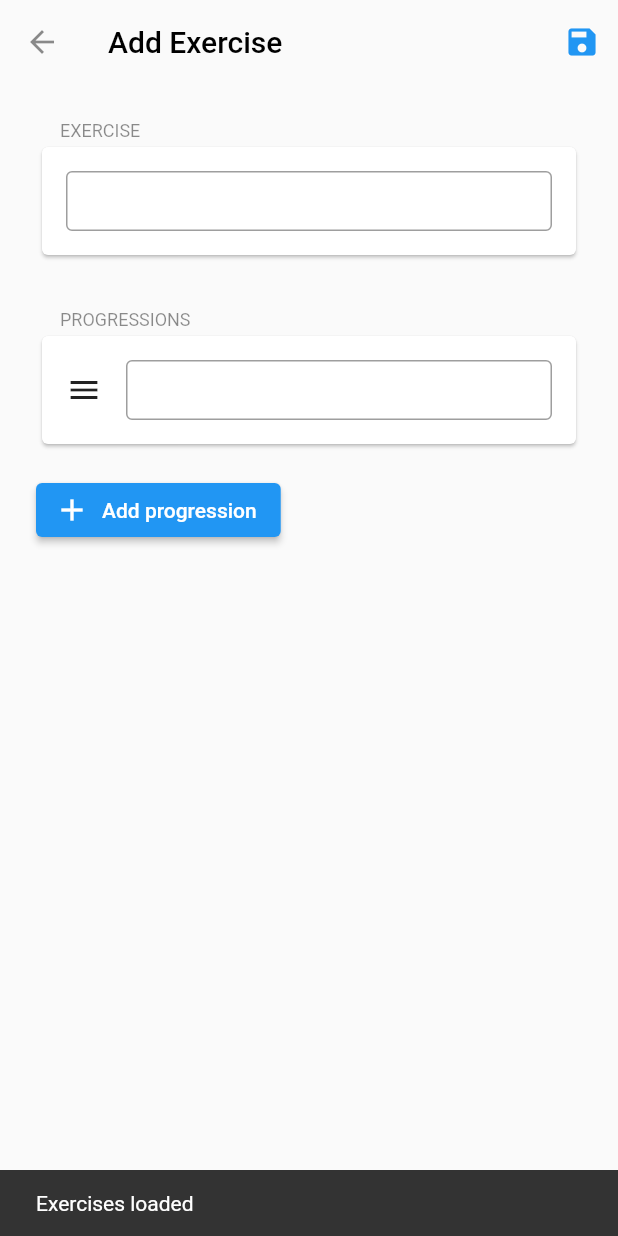
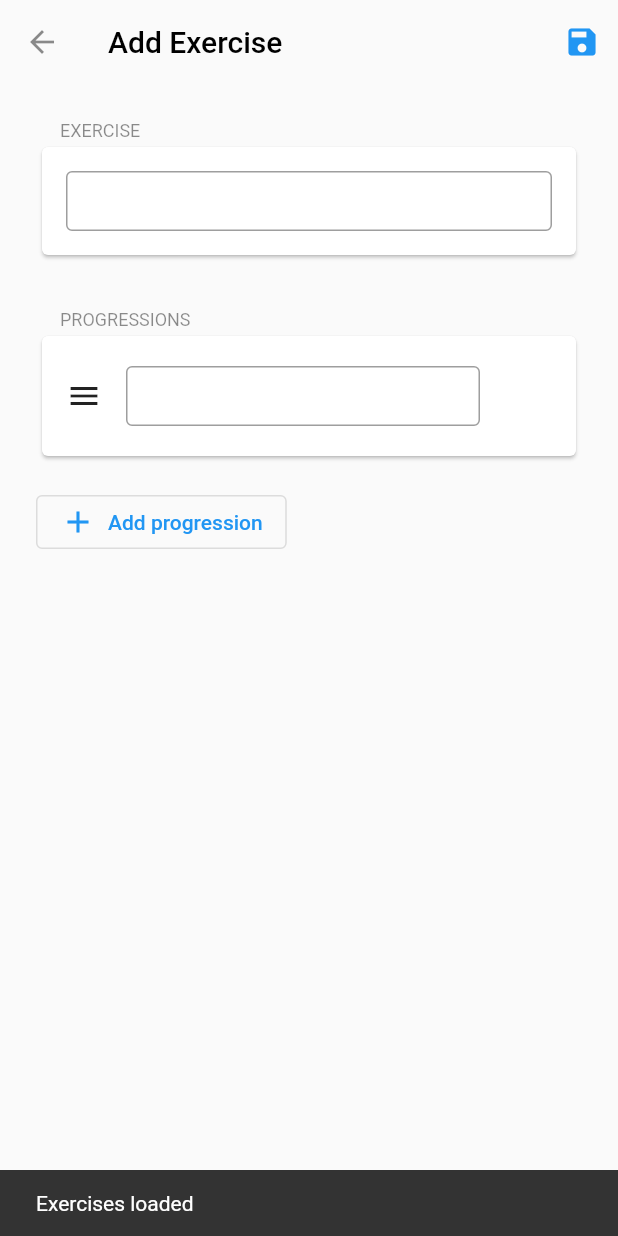
Before and after one commit to als10/workout-tracker, a Flutter app: the ExercisesList screen opened directly, after a tap on the "add" icon, on a phone screen of 412 x 824 dp. Run offline on Flutter 3.47's test engine with Material 2 defaults, Android fonts, the phone set to English and light mode, and no system bars; our stand-ins replace date_picker_timeline, scrollable_positioned_list, smooth_page_indicator, sqflite, sticky_headers; accounts and stored records are empty.

Commit message:
more ui changes

```diff
--- a/lib/screens/AddExerciseForm/AddExerciseForm.dart
+++ b/lib/screens/AddExerciseForm/AddExerciseForm.dart
@@ -42,7 +42,7 @@ class AddExerciseFormState extends State<AddExerciseForm> {
         ProgressionInputs(progressions: exercise.progressions),
         Padding(
           padding: EdgeInsets.only(left: 16),
-          child: ElevatedButton.icon(
+          child: OutlinedButton.icon(
             onPressed: () {
               if (_formKey.currentState!.validate()) {
                 setState(() => exercise.progressions.add(Progression.empty(
--- a/lib/screens/AddExerciseForm/components/ProgressionInput.dart
+++ b/lib/screens/AddExerciseForm/components/ProgressionInput.dart
@@ -103,11 +103,16 @@ class ProgressionInput extends StatelessWidget {
               },
             ),
           ),
-          if (deleteProgression != null)
-            IconButton(
+          Visibility(
+            child: IconButton(
               icon: Icon(Icons.highlight_remove, color: Colors.black45),
               onPressed: () => deleteProgression!(),
             ),
+            maintainSize: true,
+            maintainAnimation: true,
+            maintainState: true,
+            visible: deleteProgression != null,
+          ),
         ],
       ),
     );
--- a/lib/screens/AddWorkoutForm/AddWorkoutForm.dart
+++ b/lib/screens/AddWorkoutForm/AddWorkoutForm.dart
@@ -152,7 +152,7 @@ class AddWorkoutFormState extends State<AddWorkoutForm> {
             SmoothPageIndicator(
               controller: controller,
               count:  workout.sets.length,
-              effect:  WormEffect(activeDotColor: Colors.blue),
+              effect:  WormEffect(activeDotColor: Colors.blue, radius: 8),
               onDotClicked: (int i) => controller.jumpToPage(i),
             )
           ],
--- a/lib/screens/AddWorkoutForm/components/ExerciseSetInput.dart
+++ b/lib/screens/AddWorkoutForm/components/ExerciseSetInput.dart
@@ -114,7 +114,7 @@ class _ExerciseSetInputState extends State<ExerciseSetInput> {
         ),
         Padding(
           padding: EdgeInsets.only(left: 16),
-          child: ElevatedButton.icon(
+          child: OutlinedButton.icon(
             onPressed: () => setState(() => set.sets.add(ProgressionSet.empty())),
             icon: Icon(Icons.add),
             label: Text('Add set'),
```
Also changed, not shown: lib/screens/AddWorkoutForm/components/ProgressionSetInput.dart (+9 -3 lines), lib/screens/ExercisesList/components/ExerciseListItem.dart (+4 -3 lines).
